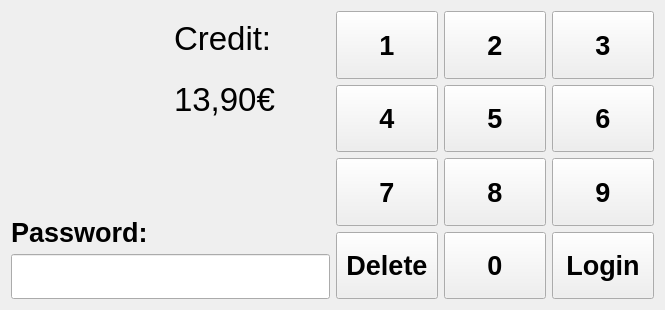
Above: TallyOnRaspberry/passwordscreen.ui from Deltachi/Tally_Teamproject before the change. Below: the same form after it.
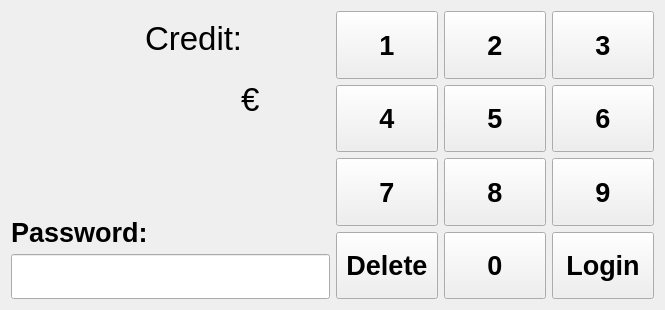
That is the form after the change.

```diff
--- a/TallyOnRaspberry/passwordscreen.ui
+++ b/TallyOnRaspberry/passwordscreen.ui
@@ -26,6 +26,12 @@
            <verstretch>0</verstretch>
           </sizepolicy>
          </property>
+         <property name="maximumSize">
+          <size>
+           <width>128</width>
+           <height>128</height>
+          </size>
+         </property>
          <property name="text">
           <string/>
          </property>
@@ -55,6 +61,8 @@
           </widget>
          </item>
          <item>
+          <layout class="QHBoxLayout" name="horizontalLayout_2">
+           <item>
           <widget class="QLabel" name="label_credit">
            <property name="font">
             <font>
@@ -62,9 +70,26 @@
             </font>
            </property>
            <property name="text">
-            <string>13,90€</string>
-           </property>
-          </widget>
+              <string/>
+             </property>
+             <property name="alignment">
+              <set>Qt::AlignRight|Qt::AlignTrailing|Qt::AlignVCenter</set>
+             </property>
+            </widget>
+           </item>
+           <item>
+            <widget class="QLabel" name="label_2">
+             <property name="font">
+              <font>
+               <pointsize>25</pointsize>
+              </font>
+             </property>
+             <property name="text">
+              <string>€</string>
+             </property>
+            </widget>
+           </item>
+          </layout>
          </item>
         </layout>
        </item>
```
Left out of the diff: 2 changed lines with no effect on the pictures. Lines whose indentation alone changed are shown as unchanged.
